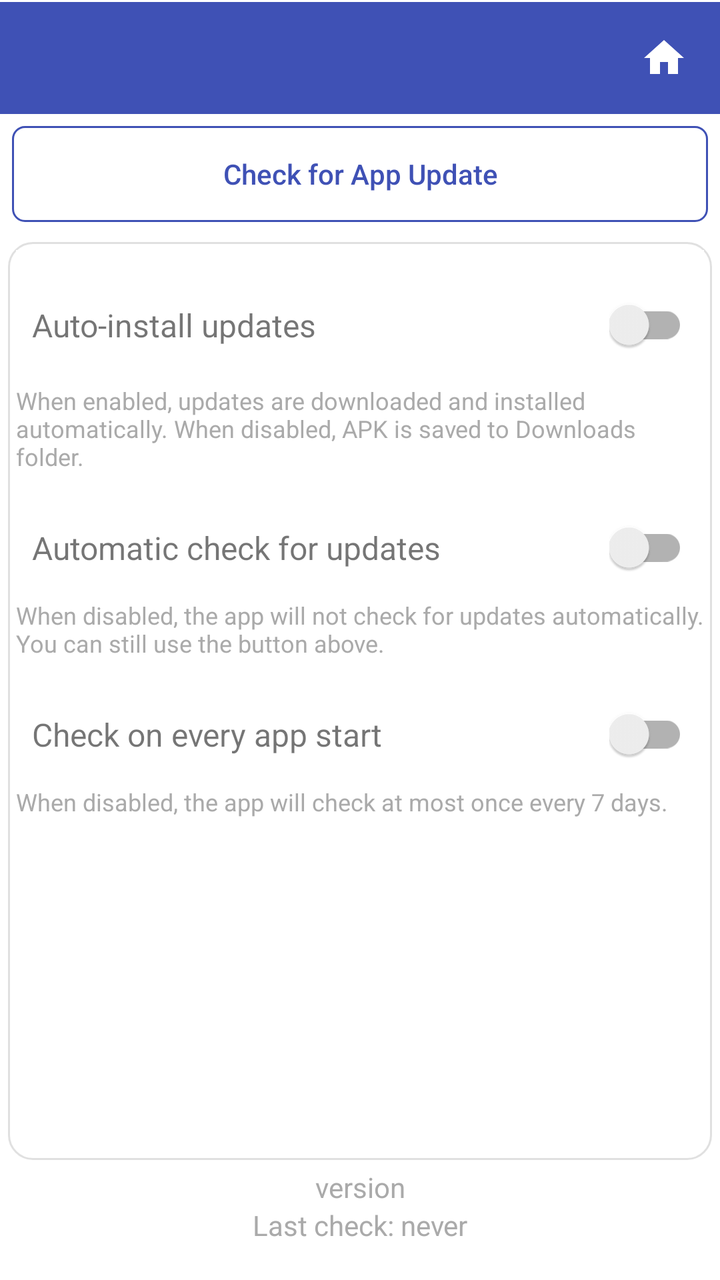
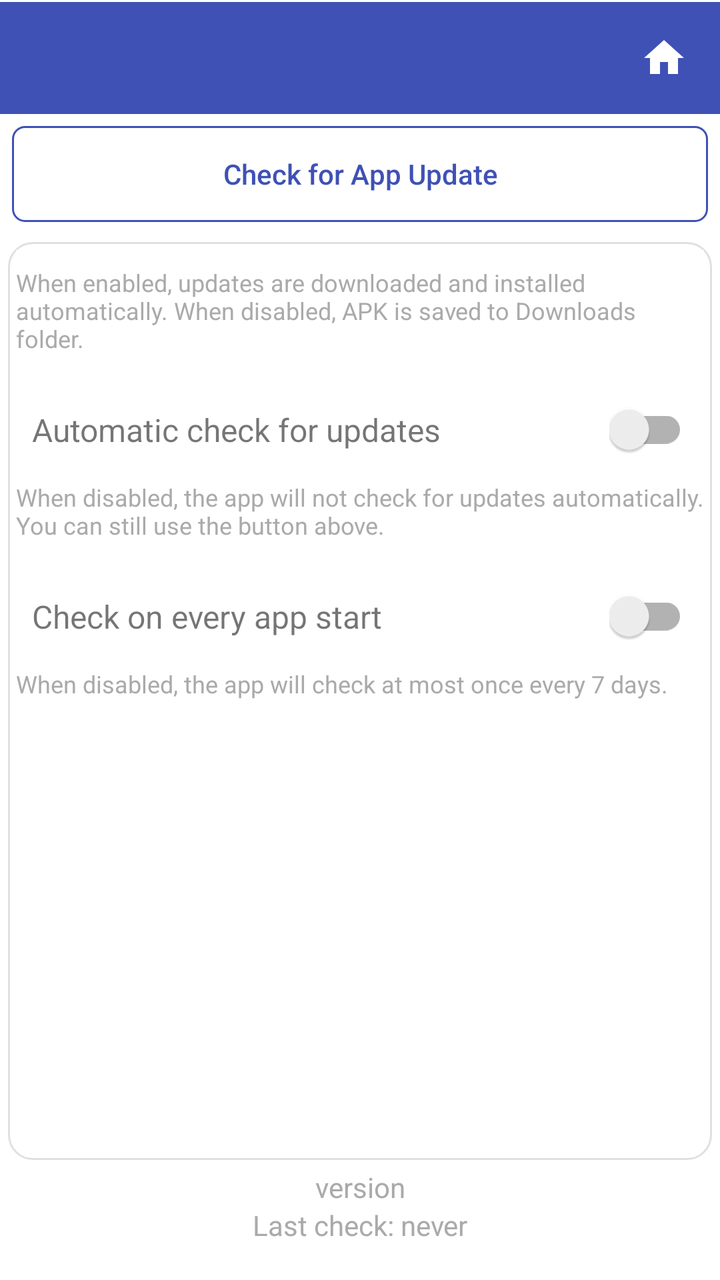

Screens rendered from an Android XML layout before and after an edit, with the pre-edit source and the edit as a unified diff.
<!-- AndroidManifest.xml: application theme Theme.StripToLogbook.View -->
<!-- res/layout/activity_updates.xml -->
<?xml version="1.0" encoding="utf-8"?>
<LinearLayout xmlns:android="http://schemas.android.com/apk/res/android"
    android:layout_width="match_parent"
    android:layout_height="match_parent"
    android:orientation="vertical">

    
    <include layout="@layout/view_app_toolbar" />

    
    <LinearLayout
        android:layout_width="match_parent"
        android:layout_height="wrap_content"
        android:autoSizeTextType="uniform"
        android:orientation="vertical"
        android:gravity="center">

        <Button
            android:id="@+id/btn_check_update"
            style="@style/SecondaryButtonStyle"
            android:layout_width="match_parent"
            android:layout_height="wrap_content"
            android:text="Check for App Update" />

        <ProgressBar
            android:id="@+id/progressBar"
            android:layout_width="wrap_content"
            android:layout_height="wrap_content"
            android:indeterminate="true"
            android:visibility="gone" />

    </LinearLayout>

    
    <ScrollView
        android:id="@+id/scroll_view"
        style="@style/Card.Surface"
        android:layout_width="match_parent"
        android:layout_height="0dp"
        android:layout_weight="1"
        android:layout_marginTop="6dp">
        <LinearLayout
            android:layout_width="match_parent"
            android:layout_height="wrap_content"
            android:orientation="vertical">

            
            <LinearLayout
                android:layout_width="match_parent"
                android:layout_height="wrap_content"
                android:layout_marginTop="16dp"
                android:gravity="center_vertical"
                android:orientation="horizontal"
                android:padding="8dp">

                <TextView
                    android:layout_width="0dp"
                    android:layout_height="wrap_content"
                    android:layout_weight="1"
                    android:text="Auto-install updates"
                    android:textSize="16sp" />

                <androidx.appcompat.widget.SwitchCompat
                    android:id="@+id/switch_auto_install"
                    android:layout_width="wrap_content"
                    android:layout_height="wrap_content" />
            </LinearLayout>

            <TextView
                android:layout_width="match_parent"
                android:layout_height="wrap_content"
                android:layout_marginTop="8dp"
                android:text="When enabled, updates are downloaded and installed automatically. When disabled, APK is saved to Downloads folder."
                android:textColor="@android:color/darker_gray"
                android:textSize="12sp" />

            
            <LinearLayout
                android:layout_width="match_parent"
                android:layout_height="wrap_content"
                android:layout_marginTop="16dp"
                android:gravity="center_vertical"
                android:orientation="horizontal"
                android:padding="8dp">

                <TextView
                    android:layout_width="0dp"
                    android:layout_height="wrap_content"
                    android:layout_weight="1"
                    android:text="Automatic check for updates"
                    android:textSize="16sp" />

                <androidx.appcompat.widget.SwitchCompat
                    android:id="@+id/switch_auto_check"
                    android:layout_width="wrap_content"
                    android:layout_height="wrap_content" />
            </LinearLayout>

            <TextView
                android:layout_width="match_parent"
                android:layout_height="wrap_content"
                android:layout_marginTop="4dp"
                android:text="When disabled, the app will not check for updates automatically. You can still use the button above."
                android:textColor="@android:color/darker_gray"
                android:textSize="12sp" />

            
            <LinearLayout
                android:id="@+id/row_check_every_start"
                android:layout_width="match_parent"
                android:layout_height="wrap_content"
                android:layout_marginTop="16dp"
                android:gravity="center_vertical"
                android:orientation="horizontal"
                android:padding="8dp">

                <TextView
                    android:layout_width="0dp"
                    android:layout_height="wrap_content"
                    android:layout_weight="1"
                    android:text="Check on every app start"
                    android:textSize="16sp" />

                <androidx.appcompat.widget.SwitchCompat
                    android:id="@+id/switch_check_every_start"
                    android:layout_width="wrap_content"
                    android:layout_height="wrap_content" />
            </LinearLayout>

            <TextView
                android:layout_width="match_parent"
                android:layout_height="wrap_content"
                android:layout_marginTop="4dp"
                android:text="When disabled, the app will check at most once every 7 days."
                android:textColor="@android:color/darker_gray"
                android:textSize="12sp" />

        </LinearLayout>
    </ScrollView>

    
    <LinearLayout
        android:layout_width="match_parent"
        android:layout_height="wrap_content"
        android:gravity="center"
        android:orientation="vertical" >

        
        <TextView
            android:id="@+id/txtAppVersion"
            android:layout_width="match_parent"
            android:layout_height="wrap_content"
            android:layout_alignParentBottom="true"
            android:gravity="center"
            android:text="version"
            android:textColor="@android:color/darker_gray" />

        
        <TextView
            android:id="@+id/tv_last_check_date"
            android:layout_width="match_parent"
            android:layout_height="wrap_content"
            android:layout_above="@id/txtAppVersion"
            android:gravity="center"
            android:text="Last check: never"
            android:textColor="@android:color/darker_gray" />

    </LinearLayout>

    <View
        android:layout_width="match_parent"
        android:layout_height="6dp"
        android:layout_marginVertical="6dp" />


</LinearLayout>
<!-- res/layout/view_app_toolbar.xml (included above) -->
<?xml version="1.0" encoding="utf-8"?>
<LinearLayout xmlns:android="http://schemas.android.com/apk/res/android"
    android:id="@+id/toolbar_container"
    android:layout_width="match_parent"
    android:layout_height="wrap_content"
    android:orientation="vertical"
    android:background="@color/colorPrimary">

    <View
        android:id="@+id/status_bar_spacer"
        android:layout_width="match_parent"
        android:layout_height="0dp"
        android:background="@color/colorPrimary" />

    <View
        android:layout_width="match_parent"
        android:layout_height="1dp"
        android:background="@color/surface" />

    <LinearLayout
        android:layout_width="match_parent"
        android:layout_height="wrap_content"
        android:orientation="horizontal"
        android:gravity="center_vertical"
        android:background="@color/colorPrimary">

        <androidx.appcompat.widget.Toolbar
            android:id="@+id/toolbar"
            style="@style/ToolbarStyle"
            android:layout_width="0dp"
            android:layout_height="wrap_content"
            android:layout_weight="1"
            android:background="@color/colorPrimary"
            android:minHeight="?attr/actionBarSize" />

        <ImageButton
            android:id="@+id/btn_home"
            android:layout_width="?attr/actionBarSize"
            android:layout_height="?attr/actionBarSize"
            android:background="?attr/selectableItemBackgroundBorderless"
            android:contentDescription="Home"
            android:src="@drawable/ic_home" />
    </LinearLayout>
</LinearLayout>
<!-- resources referenced by this layout -->
<resources>
  <color name="colorPrimary">#3F51B5</color>
  <color name="surface">#FFFFFFFF</color>
  <!-- drawable ic_home (drawable) -->
  <?xml version="1.0" encoding="utf-8"?>
  <vector xmlns:android="http://schemas.android.com/apk/res/android"
      android:width="24dp"
      android:height="24dp"
      android:viewportWidth="24"
      android:viewportHeight="24">
      <path
          android:fillColor="@color/surface"
          android:pathData="M10,20v-6h4v6h5v-8h3L12,3 2,12h3v8z" />
  </vector>
  <style name="Card.Surface">
          <item name="android:background">@drawable/bg_card</item>
          <item name="android:padding">4dp</item>
          <item name="android:layout_margin">4dp</item>
      </style>
  <style name="SecondaryButtonStyle" parent="Widget.AppCompat.Button">
          <item name="android:background">@drawable/bg_button_secondary</item>
          <item name="android:textColor">@color/colorPrimary</item>
          <item name="android:textSize">14sp</item>
          <item name="android:layout_margin">6dp</item>
         <item name="android:gravity">center</item>
          <item name="android:elevation">1dp</item>
          <item name="android:textAllCaps">false</item>
      </style>
  <style name="ToolbarStyle" parent="Widget.AppCompat.Toolbar">
          <item name="android:background">@color/colorPrimary</item>
          <item name="titleTextAppearance">@style/ToolbarTitleStyle</item>
      </style>
  <!-- drawable bg_card (drawable) -->
  <?xml version="1.0" encoding="utf-8"?>
  <shape xmlns:android="http://schemas.android.com/apk/res/android">
      <solid android:color="@color/surface" />
      <corners android:radius="12dp" />
      <stroke android:width="1dp"
          android:color="@color/border" />
  </shape>
  <!-- drawable bg_button_secondary (drawable) -->
  <?xml version="1.0" encoding="utf-8"?>
  <shape xmlns:android="http://schemas.android.com/apk/res/android">
      <solid android:color="@android:color/transparent" />
      <stroke android:width="1dp" android:color="@color/colorPrimary" />
      <corners android:radius="6dp" />
  </shape>
  <style name="ToolbarTitleStyle" parent="Widget.AppCompat.EditText">
          
          <item name="android:textColor">@color/surface</item>
          <item name="tint">@android:color/white</item>
      </style>
  <color name="purple_500">#FF6200EE</color>
  <color name="purple_700">#FF3700B3</color>
  <color name="teal_200">#FF03DAC5</color>
  <color name="dropdown_background">#FFFFFFFF</color>
  <style name="NoBackgroundTextView" parent="Widget.AppCompat.TextView">
          <item name="android:background">@null</item>
      </style>
  <style name="MyAutoCompleteTextViewStyle" parent="Widget.AppCompat.AutoCompleteTextView">
          <item name="android:textSize">16sp</item>
          <item name="android:textColor">@color/text_primary</item>
          <item name="android:fontFamily">sans-serif</item>
          <item name="android:popupBackground">@color/dropdown_background</item>
      </style>
  <style name="ToolbarNavButtonStyle" parent="Widget.AppCompat.Toolbar.Button.Navigation">
          <item name="android:tint">@color/surface</item>
      </style>
  <color name="border">#E0E0E0</color>
  <!-- drawable edittext_background (drawable) -->
  <selector xmlns:android="http://schemas.android.com/apk/res/android">
      <item android:state_enabled="false"
          android:drawable="@android:color/transparent" />
      <item android:drawable="@drawable/edittext_background_shape" />
  
  
  
  </selector>
  <color name="text_primary">#DE000000</color>
  <!-- drawable edittext_background_shape (drawable) -->
  <shape xmlns:android="http://schemas.android.com/apk/res/android">
      <solid android:color="@color/edittext_background_color" />
      <corners android:radius="4dp" />
      
      <stroke android:width="1dp" android:color="@color/edittext_stroke_color" />
  </shape>
  <color name="edittext_background_color">#F5F5F5</color>
  <color name="edittext_stroke_color">#DDDDDD</color>
  <!-- unchanged entries left out for length: 2 -->
</resources>

<!-- the commit's change to res/layout/activity_updates.xml (unified diff, before → after) -->
@@ -43,28 +43,6 @@
             android:layout_width="match_parent"
             android:layout_height="wrap_content"
             android:orientation="vertical">
-
-            
-            <LinearLayout
-                android:layout_width="match_parent"
-                android:layout_height="wrap_content"
-                android:layout_marginTop="16dp"
-                android:gravity="center_vertical"
-                android:orientation="horizontal"
-                android:padding="8dp">
-
-                <TextView
-                    android:layout_width="0dp"
-                    android:layout_height="wrap_content"
-                    android:layout_weight="1"
-                    android:text="Auto-install updates"
-                    android:textSize="16sp" />
-
-                <androidx.appcompat.widget.SwitchCompat
-                    android:id="@+id/switch_auto_install"
-                    android:layout_width="wrap_content"
-                    android:layout_height="wrap_content" />
-            </LinearLayout>
 
             <TextView
                 android:layout_width="match_parent"
